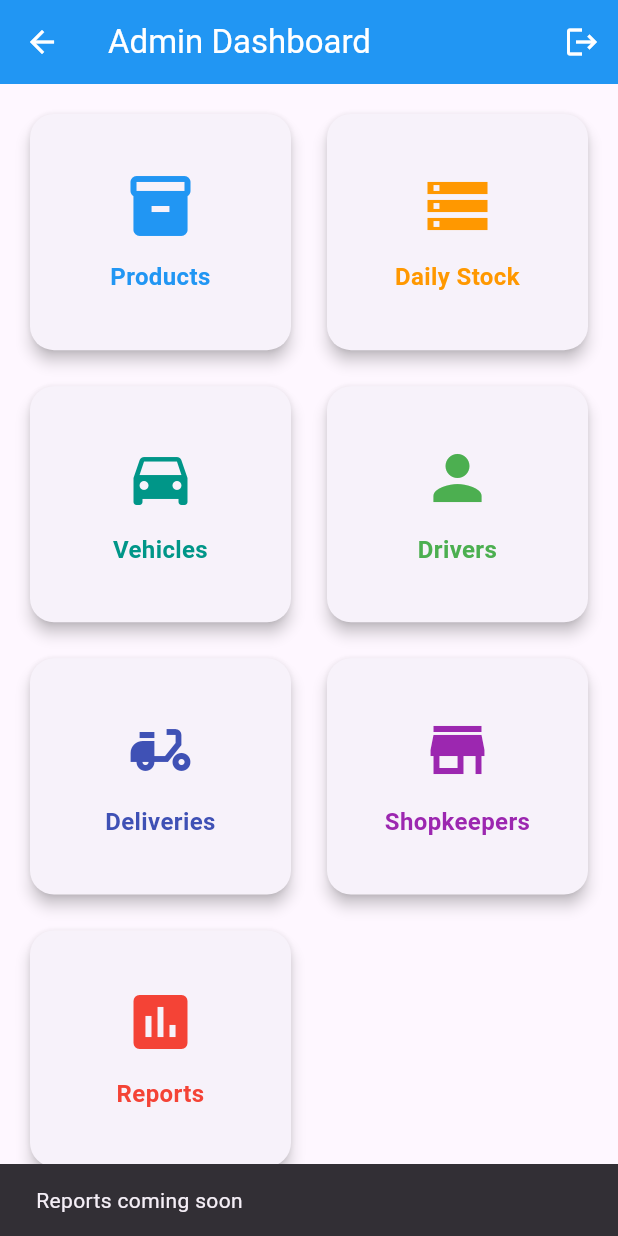
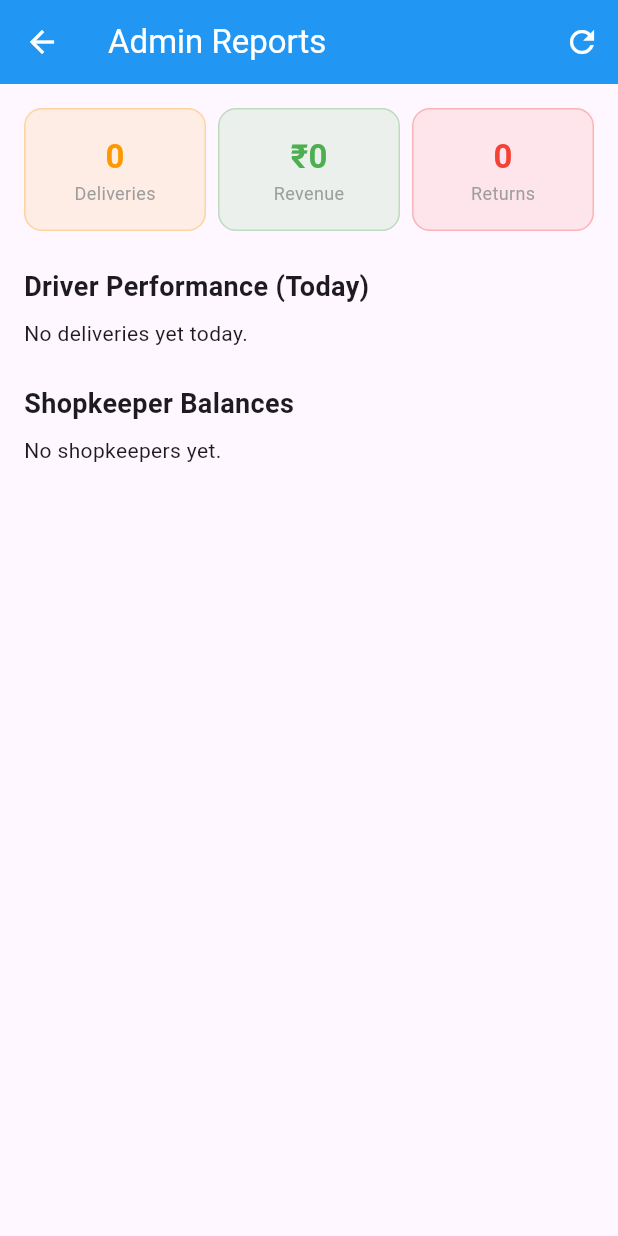
Before and after one commit to oshokanti/milk_delivery, a Flutter app: the AdminDashboard screen opened by its route, after a tap on "Reports", on a phone screen of 412 x 824 dp. Run offline on Flutter 3.47's test engine with Material 3 defaults, Android fonts, the phone set to English and light mode, and no system bars; our stand-ins replace barcode_widget, flutter_dotenv, geolocator, local_auth, supabase_flutter; missing offline and left inert: barcode, mobile_scanner, realtime_client; accounts and stored records are empty.

Commit message:
Added Admin Reports screen (today's stats, driver performance, shopkeeper balances)

```diff
--- a/lib/screens/admin_dashboard.dart
+++ b/lib/screens/admin_dashboard.dart
@@ -1,3 +1,4 @@
+import 'package:milk_delivery/screens/admin_reports_screen.dart';
 import 'package:milk_delivery/screens/admin_delivery_tracking_screen.dart';
 import 'package:milk_delivery/screens/driver_management_screen.dart';
 import 'package:flutter/material.dart';
@@ -100,6 +101,16 @@ _buildCard(
               },
             ),
             _buildCard(
+  context,
+  icon: Icons.assessment,
+  label: 'Reports',
+  color: Colors.indigo,
+  onTap: () => Navigator.push(
+    context,
+    MaterialPageRoute(builder: (context) => const AdminReportsScreen()),
+  ),
+),
+            _buildCard(
               context,
               icon: Icons.assessment,
               label: 'Reports',
--- /dev/null
+++ b/lib/screens/admin_reports_screen.dart
@@ -0,0 +1,211 @@
+import 'package:flutter/material.dart';
+import 'package:supabase_flutter/supabase_flutter.dart';
+
+class AdminReportsScreen extends StatefulWidget {
+  const AdminReportsScreen({super.key});
+
+  @override
+  State<AdminReportsScreen> createState() => _AdminReportsScreenState();
+}
+
+class _AdminReportsScreenState extends State<AdminReportsScreen> {
+  final supabase = Supabase.instance.client;
+  bool _isLoading = true;
+
+  // Stats
+  int _totalDeliveries = 0;
+  double _totalRevenue = 0;
+  int _totalReturns = 0;
+  List<Map<String, dynamic>> _driverPerformance = [];
+  List<Map<String, dynamic>> _shopkeeperBalances = [];
+
+  @override
+  void initState() {
+    super.initState();
+    _fetchReports();
+  }
+
+  Future<void> _fetchReports() async {
+    setState(() => _isLoading = true);
+    try {
+      final today = DateTime.now().toLocal().toString().split(' ')[0];
+
+      // 1. Total deliveries today
+      final deliveries = await supabase
+          .from('deliveries')
+          .select('*')
+          .eq('delivered_at', today);
+      _totalDeliveries = deliveries.length;
+
+      // 2. Total revenue (sum of order item totals)
+      double revenue = 0;
+      for (var d in deliveries) {
+        final items = d['items'] as List? ?? [];
+        for (var item in items) {
+          revenue += (item['price'] as num) * (item['quantity'] as int);
+        }
+      }
+      _totalRevenue = revenue;
+
+      // 3. Total returns (sum of return quantities)
+      int returns = 0;
+      for (var d in deliveries) {
+        final ret = d['returns'] as List? ?? [];
+        for (var r in ret) {
+          returns += r['quantity'] as int;
+        }
+      }
+      _totalReturns = returns;
+
+      // 4. Driver performance (deliveries per driver today)
+      final drivers = await supabase
+          .from('profiles')
+          .select('id, name')
+          .eq('role', 'driver');
+      _driverPerformance = [];
+      for (var driver in drivers) {
+        // Fetch deliveries for this driver
+        final driverDeliveries = await supabase
+            .from('deliveries')
+            .select('id')
+            .eq('driver_id', driver['id'])
+            .eq('delivered_at', today);
+        final count = driverDeliveries.length;
+        _driverPerformance.add({
+          'name': driver['name'] ?? 'Unknown',
+          'count': count,
+        });
+      }
+      // Sort by count descending
+      _driverPerformance.sort((a, b) => b['count'].compareTo(a['count']));
+
+      // 5. Shopkeeper balances
+      final shops = await supabase
+          .from('shopkeepers')
+          .select('shop_name, balance')
+          .order('balance', ascending: false);
+      _shopkeeperBalances = List<Map<String, dynamic>>.from(shops);
+
+      setState(() => _isLoading = false);
+    } catch (e) {
+      print('Error fetching reports: $e');
+      setState(() => _isLoading = false);
+    }
+  }
+
+  @override
+  Widget build(BuildContext context) {
+    return Scaffold(
+      appBar: AppBar(
+        title: const Text('Admin Reports'),
+        backgroundColor: Colors.blue,
+        foregroundColor: Colors.white,
+        actions: [
+          IconButton(
+            icon: const Icon(Icons.refresh),
+            onPressed: _fetchReports,
+            tooltip: 'Refresh',
+          ),
+        ],
+      ),
+      body: _isLoading
+          ? const Center(child: CircularProgressIndicator())
+          : SingleChildScrollView(
+              padding: const EdgeInsets.all(16),
+              child: Column(
+                crossAxisAlignment: CrossAxisAlignment.start,
+                children: [
+                  // Summary cards
+                  Row(
+                    children: [
+                      _buildSummaryCard('Deliveries', '$_totalDeliveries', Colors.orange),
+                      const SizedBox(width: 8),
+                      _buildSummaryCard('Revenue', '₹${_totalRevenue.toStringAsFixed(0)}', Colors.green),
+                      const SizedBox(width: 8),
+                      _buildSummaryCard('Returns', '$_totalReturns', Colors.red),
+                    ],
+                  ),
+                  const SizedBox(height: 24),
+
+                  // Driver performance
+                  const Text(
+                    'Driver Performance (Today)',
+                    style: TextStyle(fontSize: 18, fontWeight: FontWeight.bold),
+                  ),
+                  const SizedBox(height: 8),
+                  _driverPerformance.isEmpty
+                      ? const Text('No deliveries yet today.')
+                      : ListView.builder(
+                          shrinkWrap: true,
+                          physics: const NeverScrollableScrollPhysics(),
+                          itemCount: _driverPerformance.length,
+                          itemBuilder: (context, index) {
+                            final driver = _driverPerformance[index];
+                            return ListTile(
+                              leading: const Icon(Icons.person),
+                              title: Text(driver['name']),
+                              trailing: Text('${driver['count']} deliveries'),
+                            );
+                          },
+                        ),
+                  const SizedBox(height: 24),
+
+                  // Shopkeeper balances
+                  const Text(
+                    'Shopkeeper Balances',
+                    style: TextStyle(fontSize: 18, fontWeight: FontWeight.bold),
+                  ),
+                  const SizedBox(height: 8),
+                  _shopkeeperBalances.isEmpty
+                      ? const Text('No shopkeepers yet.')
+                      : ListView.builder(
+                          shrinkWrap: true,
+                          physics: const NeverScrollableScrollPhysics(),
+                          itemCount: _shopkeeperBalances.length,
+                          itemBuilder: (context, index) {
+                            final shop = _shopkeeperBalances[index];
+                            final balance = (shop['balance'] ?? 0).toDouble();
+                            return ListTile(
+                              leading: const Icon(Icons.store),
+                              title: Text(shop['shop_name'] ?? 'Unknown'),
+                              trailing: Text(
+                                '₹${balance.toStringAsFixed(2)}',
+                                style: TextStyle(
+                                  color: balance > 0 ? Colors.red : Colors.green,
+                                  fontWeight: FontWeight.bold,
+                                ),
+                              ),
+                            );
+                          },
+                        ),
+                ],
+              ),
+            ),
+    );
+  }
+
+  Widget _buildSummaryCard(String label, String value, Color color) {
+    return Expanded(
+      child: Container(
+        padding: const EdgeInsets.symmetric(vertical: 16),
+        decoration: BoxDecoration(
+          color: color.withOpacity(0.1),
+          borderRadius: BorderRadius.circular(12),
+          border: Border.all(color: color.withOpacity(0.3)),
+        ),
+        child: Column(
+          children: [
+            Text(
+              value,
+              style: TextStyle(fontSize: 22, fontWeight: FontWeight.bold, color: color),
+            ),
+            Text(
+              label,
+              style: const TextStyle(fontSize: 12, color: Colors.grey),
+            ),
+          ],
+        ),
+      ),
+    );
+  }
+}
--- a/lib/screens/driver_dashboard.dart
+++ b/lib/screens/driver_dashboard.dart
@@ -1,10 +1,10 @@
-import 'dart:async';
 import 'dart:math';
 import 'package:flutter/material.dart';
 import 'package:flutter/foundation.dart' show defaultTargetPlatform, TargetPlatform;
 import 'package:supabase_flutter/supabase_flutter.dart';
 import 'package:geolocator/geolocator.dart';
 import 'package:mobile_scanner/mobile_scanner.dart';
+import 'package:realtime_client/realtime_client.dart' show PostgresChangeEvent, PostgresChangePayload;
 import 'package:milk_delivery/screens/shop_delivery_flow_screen.dart';
 import 'package:milk_delivery/screens/load_stock_screen.dart';
 
@@ -19,7 +19,9 @@ class DriverDashboard extends StatefulWidget {
 class _DriverDashboardState extends State<DriverDashboard> {
   final supabase = Supabase.instance.client;
   late Future<Map<String, dynamic>> _dataFuture;
-  Timer? _timer;
+
+  // Realtime channel for driver stock
+  RealtimeChannel? _stockChannel;
 
   // GPS & Nearby Shops
   Position? _currentPosition;
@@ -30,33 +32,72 @@ class _DriverDashboardState extends State<DriverDashboard> {
   static const double _mockLat = 19.0760;
   static const double _mockLng = 72.8777;
 
-  // Scanner
+  // QR Scanner
   bool _isScanning = false;
 
+  // ---------- LIFECYCLE ----------
   @override
   void initState() {
     super.initState();
     _dataFuture = _loadDriverData();
     _getCurrentLocation();
     _fetchAllShops();
-
-    // Auto-refresh every 30 seconds (fallback until Realtime works)
-    _timer = Timer.periodic(const Duration(seconds: 30), (timer) {
-      if (mounted) {
-        setState(() {
-          _dataFuture = _loadDriverData();
-        });
-      }
-    });
+    _subscribeToDriverStockChanges();
   }
 
   @override
   void dispose() {
-    _timer?.cancel();
+    _stockChannel?.unsubscribe();
+    _stockChannel = null;
     super.dispose();
   }
 
-  // ---------- GPS & Distance ----------
+  // ---------- REALTIME SUBSCRIPTION ----------
+  void _subscribeToDriverStockChanges() {
+    print('📡 Subscribing to driver_stock changes...');
+    _stockChannel = supabase.channel('driver_stock_changes');
+    _stockChannel!
+        .onPostgresChanges(
+          event: PostgresChangeEvent.insert,
+          schema: 'public',
+          table: 'driver_stock',
+          callback: (payload) => _handleDriverStockChange(payload),
+        )
+        .onPostgresChanges(
+          event: PostgresChangeEvent.update,
+          schema: 'public',
+          table: 'driver_stock',
+          callback: (payload) => _handleDriverStockChange(payload),
+        )
+        .onPostgresChanges(
+          event: PostgresChangeEvent.delete,
+          schema: 'public',
+          table: 'driver_stock',
+          callback: (payload) => _handleDriverStockChange(payload),
+        )
+        .subscribe((status, error) {
+          if (error != null) {
+            print('❌ Driver stock Realtime error: $error');
+          } else {
+            print('✅ Subscribed to driver_stock_changes');
+          }
+        });
+  }
+
+  void _handleDriverStockChange(PostgresChangePayload payload) {
+    final newData = payload.newRecord;
+    final today = DateTime.now().toLocal().toString().split(' ')[0];
+    if (newData != null &&
+        newData['driver_id'] == widget.driverId &&
+        newData['date'] == today) {
+      print('🔄 Driver stock changed – refreshing...');
+      setState(() {
+        _dataFuture = _loadDriverData();
+      });
+    }
+  }
+
+  // ---------- GPS & DISTANCE ----------
   Future<void> _getCurrentLocation() async {
     setState(() => _isLoadingGps = true);
     try {
@@ -142,6 +183,7 @@ class _DriverDashboardState extends State<DriverDashboard> {
     return R * c;
   }
 
+  // ---------- SHOPS ----------
   Future<void> _fetchAllShops() async {
     try {
       final data = await supabase.from('shopkeepers').select('*').order('shop_name');
@@ -192,7 +234,7 @@ class _DriverDashboardState extends State<DriverDashboard> {
     });
   }
 
-  // ---------- QR Scanner ----------
+  // ---------- QR SCANNER ----------
   Future<void> _scanShopQR() async {
     setState(() => _isScanning = true);
     try {
@@ -270,7 +312,7 @@ class _DriverDashboardState extends State<DriverDashboard> {
     );
   }
 
-  // ---------- Existing Dashboard Methods ----------
+  // ---------- LOAD DATA ----------
   Future<Map<String, dynamic>> _loadDriverData() async {
     try {
       final driverId = widget.driverId;
@@ -395,6 +437,7 @@ class _DriverDashboardState extends State<DriverDashboard> {
     }
   }
 
+  // ---------- BUILD ----------
   @override
   Widget build(BuildContext context) {
     return Scaffold(
```
Also changed, not shown: lib/screens/daily_stock_entry_screen.dart (+44 -7 lines).
